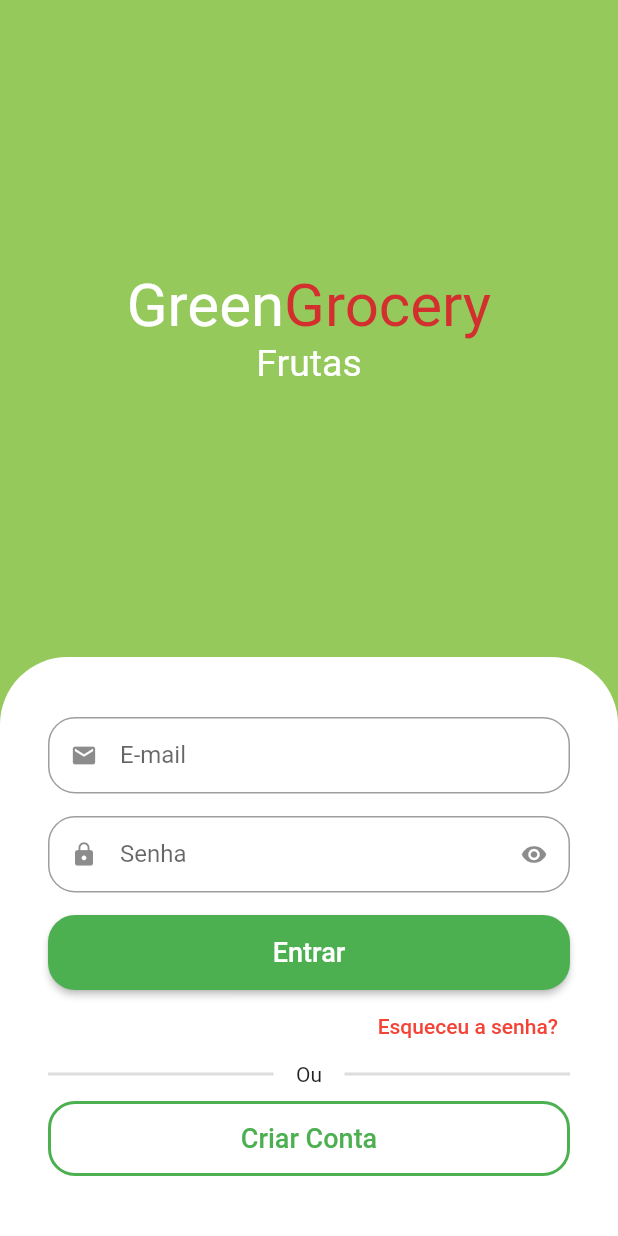
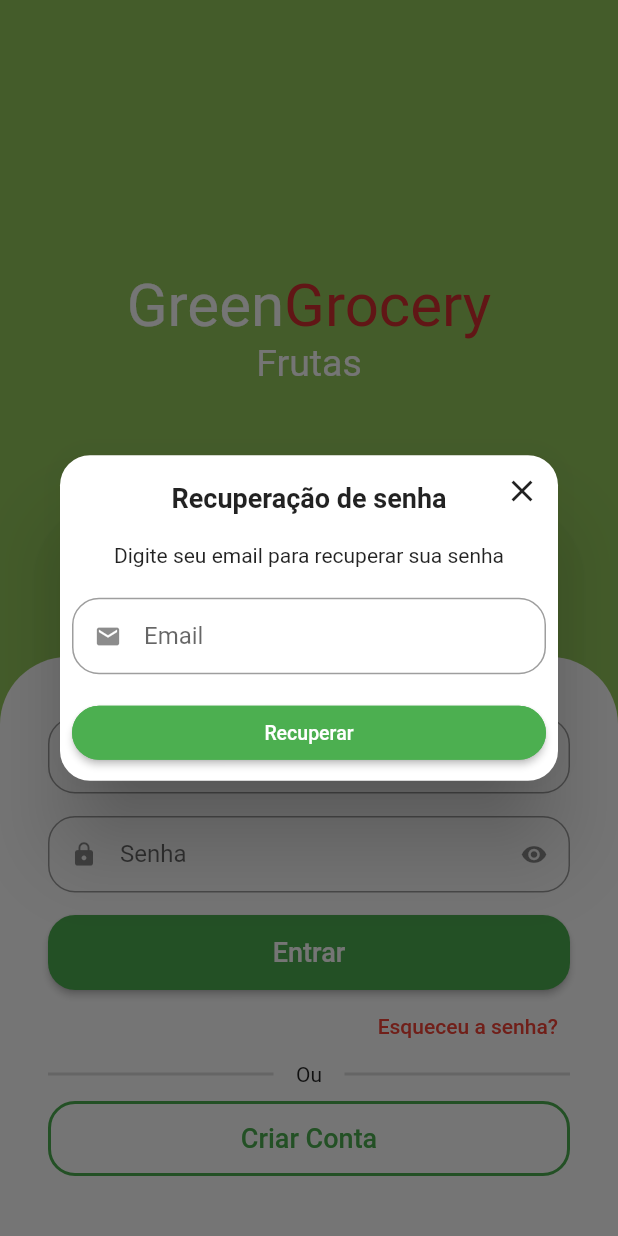
Before and after one commit to Davidson031/LojaVirtualFlutter, a Flutter app: the SignInScreen screen opened by its route, after a tap on "Esqueceu a senha?", on a phone screen of 412 x 824 dp. Run offline on Flutter 3.47's test engine with Material 2 defaults, Android fonts, the phone set to English and light mode, and no system bars; drawn by our look-alikes of animated_text_kit; our stand-ins replace badges, dio, flutter_secure_storage, fluttertoast, freezed_annotation, get and 3 more; missing offline and left inert: add_to_cart_animation; accounts and stored records are empty.

Commit message:
widget dialog para formulario de esqueci minha senha

```diff
--- /dev/null
+++ b/lib/src/pages/auth/screens/components/forgot_password_dialog.dart
@@ -0,0 +1,109 @@
+import 'package:flutter/material.dart';
+
+import '../../../../services/validators.dart';
+import '../../../common_widgets/custom_textfield.dart';
+
+class ForgotPasswordDialog extends StatelessWidget {
+  final emailController = TextEditingController();
+
+  ForgotPasswordDialog({
+    required String email,
+    Key? key,
+  }) : super(key: key) {
+    emailController.text = email;
+  }
+
+  final formFieldKey = GlobalKey<FormFieldState>();
+
+  @override
+  Widget build(BuildContext context) {
+    return Dialog(
+      shape: RoundedRectangleBorder(
+        borderRadius: BorderRadius.circular(20),
+      ),
+      child: Stack(
+        alignment: Alignment.center,
+        children: [
+          // Conteúdo
+          Padding(
+            padding: const EdgeInsets.all(8.0),
+            child: Column(
+              crossAxisAlignment: CrossAxisAlignment.stretch,
+              mainAxisSize: MainAxisSize.min,
+              children: [
+                // Titulo
+                const Padding(
+                  padding: EdgeInsets.symmetric(vertical: 10),
+                  child: Text(
+                    'Recuperação de senha',
+                    textAlign: TextAlign.center,
+                    style: TextStyle(
+                      fontWeight: FontWeight.bold,
+                      fontSize: 18,
+                    ),
+                  ),
+                ),
+
+                // Descrição
+                const Padding(
+                  padding: EdgeInsets.only(
+                    top: 10,
+                    bottom: 20,
+                  ),
+                  child: Text(
+                    'Digite seu email para recuperar sua senha',
+                    textAlign: TextAlign.center,
+                    style: TextStyle(),
+                  ),
+                ),
+
+                // Campo de email
+                CustomTextField(
+                  formFieldKey: formFieldKey,
+                  controller: emailController,
+                  icon: Icons.email,
+                  labelText: 'Email',
+                  validator: emailValidator,
+                ),
+
+                // Confirmar
+                ElevatedButton(
+                  style: ElevatedButton.styleFrom(
+                    shape: RoundedRectangleBorder(
+                      borderRadius: BorderRadius.circular(20),
+                    ),
+                    side: const BorderSide(
+                      width: 2,
+                      color: Colors.green,
+                    ),
+                  ),
+                  onPressed: () {
+                    formFieldKey.currentState!.validate();
+                  },
+                  child: const Text(
+                    'Recuperar',
+                    style: TextStyle(
+                      fontSize: 13,
+                    ),
+                  ),
+                ),
+              ],
+            ),
+          ),
+
+          // Botão para fechar
+          Positioned(
+            top: 0,
+            right: 0,
+            child: IconButton(
+              onPressed: () {
+                Navigator.of(context).pop();
+              },
+              icon: const Icon(Icons.close),
+            ),
+          ),
+        ],
+      ),
+    );
+  }
+}
--- a/lib/src/pages/auth/screens/sign_in_screen.dart
+++ b/lib/src/pages/auth/screens/sign_in_screen.dart
@@ -10,6 +10,7 @@ import 'package:quitanda_virtual/src/services/validators.dart';
 
 import '../../../config/custom_colors.dart';
 import '../../common_widgets/custom_textfield.dart';
+import 'components/forgot_password_dialog.dart';
 
 class SignInScreen extends StatelessWidget {
   final _formKey = GlobalKey<FormState>();
@@ -113,7 +114,14 @@ class SignInScreen extends StatelessWidget {
                       Align(
                         alignment: Alignment.centerRight,
                         child: TextButton(
-                          onPressed: () {},
+                          onPressed: () {
+                            showDialog(
+                              context: context,
+                              builder: (context) {
+                                return ForgotPasswordDialog(email: emailController.text);
+                              },
+                            );
+                          },
                           child: const Text(
                             "Esqueceu a senha?",
                             style: TextStyle(color: Colors.red),
--- a/lib/src/pages/common_widgets/custom_textfield.dart
+++ b/lib/src/pages/common_widgets/custom_textfield.dart
@@ -12,6 +12,7 @@ class CustomTextField extends StatefulWidget {
   final void Function(String?)? onSaved;
   final TextEditingController? controller;
   final TextInputType? textInputType;
+  final GlobalKey<FormFieldState>? formFieldKey;
 
 
   CustomTextField({
@@ -24,7 +25,8 @@ class CustomTextField extends StatefulWidget {
     this.validator,
     this.controller,
     this.textInputType,
-    this.onSaved
+    this.onSaved,
+    this.formFieldKey
   });
 
   @override
@@ -46,6 +48,7 @@ class _CustomTextFieldState extends State<CustomTextField> {
     return Padding(
       padding: const EdgeInsets.only(bottom: 15),
       child: TextFormField(
+        key: widget.formFieldKey,
         keyboardType: widget.textInputType,
         controller: widget.controller,
         validator: widget.validator,
```
